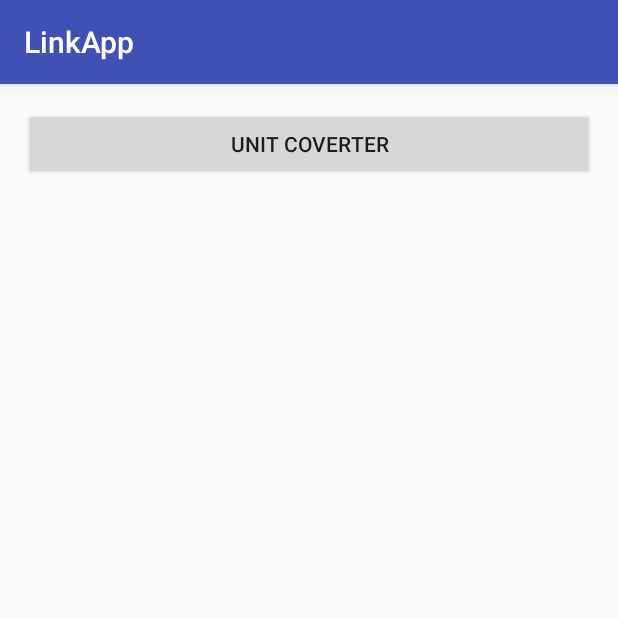
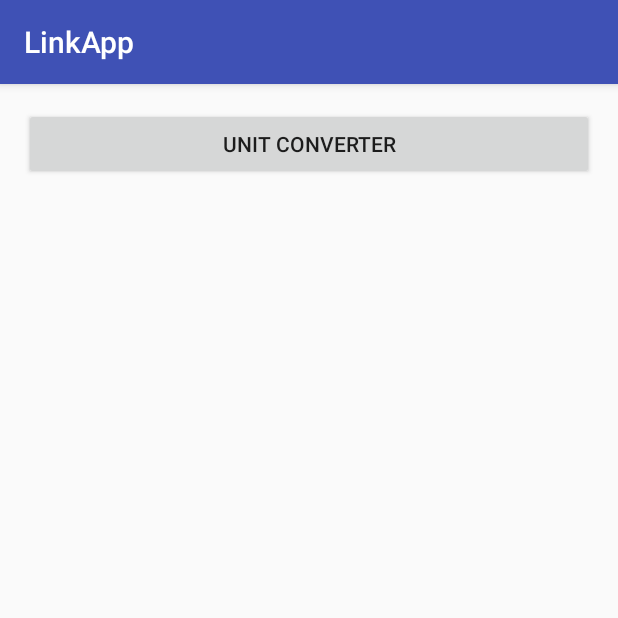
Before and after one commit to Theo85/LinkApp, an Android app: the MainMenuActivity screen opened directly, with no data from a screen before it, on a phone screen of 412 x 824 dp, the top half of it. Run offline under Robolectric (Android 15) with nearby library versions, the phone set to English and light mode, and no system bars.

Commit message:
Menu work in progress

```diff
--- a/app/src/main/java/com/gmail/krawiec/teodor/linkapp/MainMenuActivity.java
+++ b/app/src/main/java/com/gmail/krawiec/teodor/linkapp/MainMenuActivity.java
@@ -3,6 +3,8 @@ package com.gmail.krawiec.teodor.linkapp;
 import android.content.Intent;
 import android.support.v7.app.AppCompatActivity;
 import android.os.Bundle;
+import android.view.Menu;
+import android.view.MenuItem;
 import android.view.View;
 
 public class MainMenuActivity extends AppCompatActivity {
@@ -12,6 +14,18 @@ public class MainMenuActivity extends AppCompatActivity {
         super.onCreate(savedInstanceState);
         setContentView(R.layout.activity_main_menu);
     }
+/*
+    @Override
+    public boolean onCreateOptionsMenu (Menu menu){
+        getMenuInflater().inflate(R.menu.main_menu, menu);
+        return true;
+    }
+*/
+    @Override
+    public boolean onOptionsItemSelected (MenuItem item) {
+        int id = item.getItemId();
+        return id == R.id.action_settings || super.onOptionsItemSelected(item);
+    }
 
     public void openUnitsActivity(View view) {
         Intent intent = new Intent(this, UnitConverter.class);
--- a/app/src/main/res/layout/activity_main_menu.xml
+++ b/app/src/main/res/layout/activity_main_menu.xml
@@ -10,14 +10,9 @@
     tools:context="com.gmail.krawiec.teodor.linkapp.MainMenuActivity">
 
     <Button
-        android:layout_width="wrap_content"
+        android:layout_width="match_parent"
         android:layout_height="wrap_content"
-        android:text="Unit coverter"
+        android:text="Unit converter"
         android:id="@+id/button"
-        android:layout_alignParentTop="true"
-        android:layout_alignParentLeft="true"
-        android:layout_alignParentStart="true"
-        android:layout_alignParentRight="true"
-        android:layout_alignParentEnd="true"
         android:onClick="openUnitsActivity"/>
 </RelativeLayout>
--- a/app/src/main/res/values/strings.xml
+++ b/app/src/main/res/values/strings.xml
@@ -1,3 +1,5 @@
+<?xml version="1.0" encoding="utf-8"?>
 <resources>
     <string name="app_name">LinkApp</string>
+    <string name="action_settings">Settings</string>
 </resources>
```
Also changed, not shown: app/src/main/res/menu/main.xml (added, +13 -0 lines).
